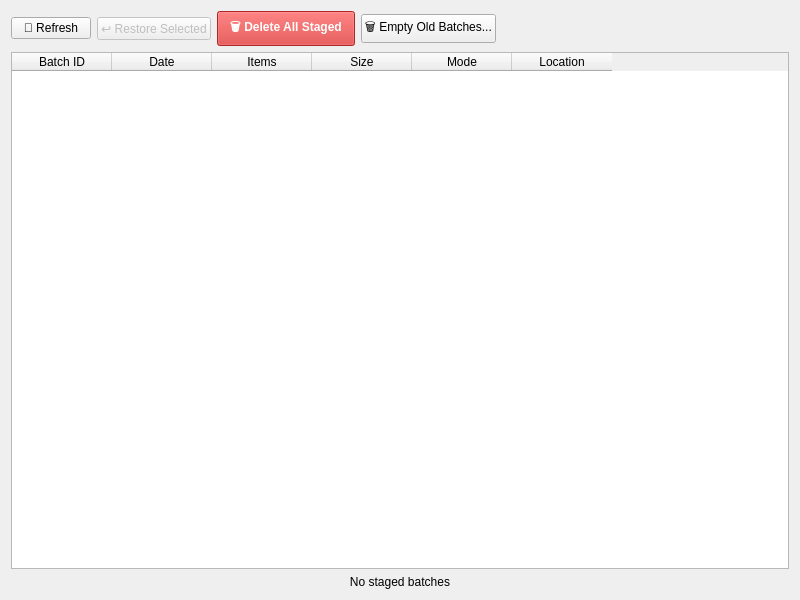
ohtostado/duperscooper, file src/duperscooper_gui/ui/staging_widget.ui: the form before one commit.
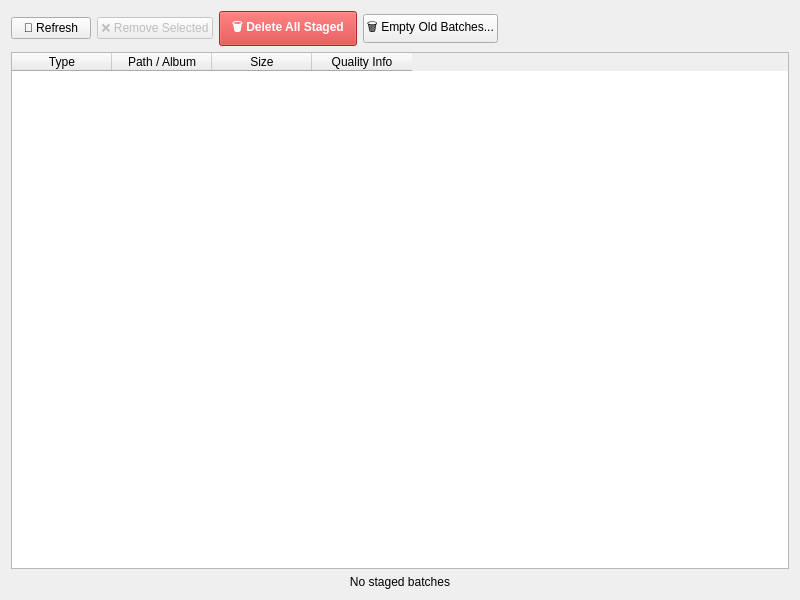
The form after the commit.

The edit to the form file:
```diff
--- a/src/duperscooper_gui/ui/staging_widget.ui
+++ b/src/duperscooper_gui/ui/staging_widget.ui
@@ -29,7 +29,7 @@
      <item>
       <widget class="QPushButton" name="restoreButton">
        <property name="text">
-        <string>↩️ Restore Selected</string>
+        <string>❌ Remove Selected</string>
        </property>
        <property name="enabled">
         <bool>false</bool>
@@ -96,17 +96,12 @@
      </property>
      <column>
       <property name="text">
-       <string>Batch ID</string>
+       <string>Type</string>
       </property>
      </column>
      <column>
       <property name="text">
-       <string>Date</string>
-      </property>
-     </column>
-     <column>
-      <property name="text">
-       <string>Items</string>
+       <string>Path / Album</string>
       </property>
      </column>
      <column>
@@ -116,12 +111,7 @@
      </column>
      <column>
       <property name="text">
-       <string>Mode</string>
-      </property>
-     </column>
-     <column>
-      <property name="text">
-       <string>Location</string>
+       <string>Quality Info</string>
       </property>
      </column>
     </widget>
```
Left out of the diff: 6 changed lines with no effect on the pictures.
